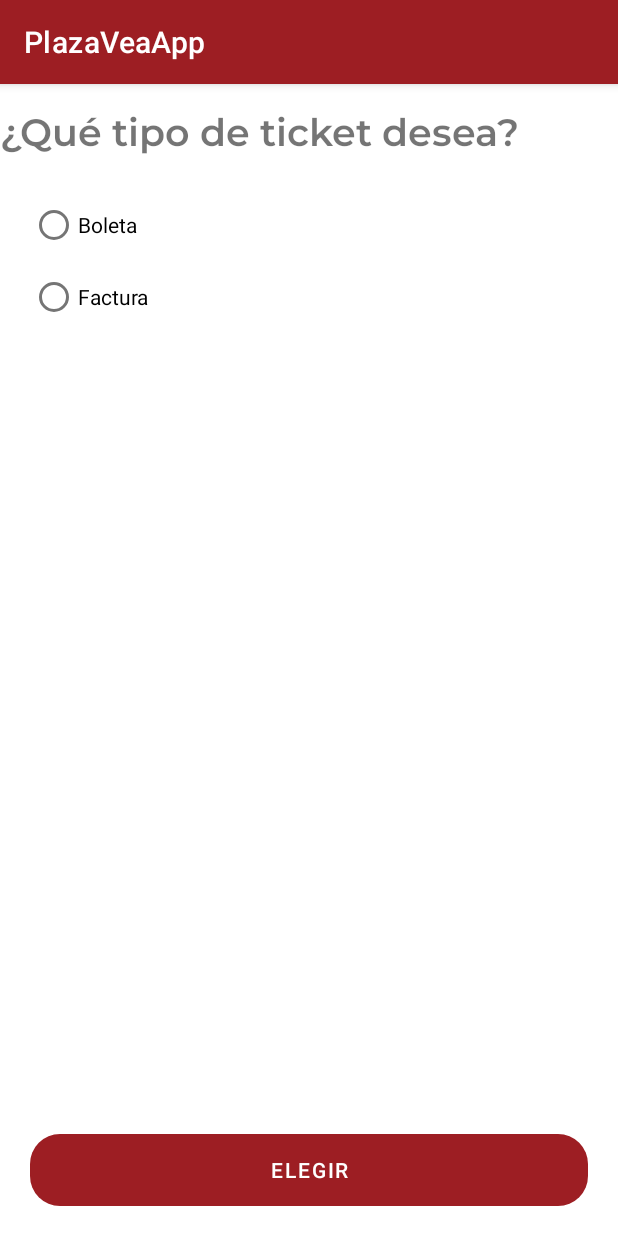
After one commit to Arcadius15/PlazaVea_Ecommerce, an Android app: the EscogerTipoActivity screen opened directly, with no data from a screen before it, on a phone screen of 412 x 824 dp. The commit adds this screen. Run offline under Robolectric (Android 15) with nearby library versions, the phone set to English and light mode, and no system bars.

Commit message:
Avances en pasarela

```diff
--- a/app/src/main/AndroidManifest.xml
+++ b/app/src/main/AndroidManifest.xml
@@ -15,6 +15,9 @@
         android:supportsRtl="true"
         android:theme="@style/Theme.PlazaVeaApp"
         tools:targetApi="31">
+        <activity
+            android:name=".activities.pasarela.EscogerTipoActivity"
+            android:exported="false" />
         <activity
             android:name=".activities.RegTarjetaActivity"
             android:exported="false" />
@@ -43,7 +46,7 @@
         <activity
             android:name=".activities.shopping_bag.ShoppingBagActivity"
             android:exported="false"
-            android:label="@string/title_activity_carrito"/>
+            android:label="@string/title_activity_carrito" />
         <activity
             android:name=".activities.products.detail.ProductsDetailActivity"
             android:exported="false" />
--- a/app/src/main/java/edu/pe/idat/pva/activities/RegisterActivity.kt
+++ b/app/src/main/java/edu/pe/idat/pva/activities/RegisterActivity.kt
@@ -77,8 +77,8 @@ class RegisterActivity : AppCompatActivity() , View.OnClickListener {
         try {
             AlertDialog.Builder(this)
                 .setTitle("Registro exitoso")
-                .setMessage("El correo ${usuarioResponse.email} se registró correctamente." +
-                        " Recuerde confirmar su correo para iniciar sesión.")
+                .setMessage("El usuario se registró correctamente." +
+                        " Se le envió un enlace de activación al correo ${usuarioResponse.email}.")
                 .setPositiveButton("OK") { dialogInterface, i ->
                     startActivity(Intent(applicationContext, MainActivity::class.java))
                     dialogInterface.cancel()
--- /dev/null
+++ b/app/src/main/java/edu/pe/idat/pva/activities/pasarela/EscogerTipoActivity.kt
@@ -0,0 +1,47 @@
+package edu.pe.idat.pva.activities.pasarela
+
+import android.content.Intent
+import androidx.appcompat.app.AppCompatActivity
+import android.os.Bundle
+import android.view.View
+import android.widget.Toast
+import edu.pe.idat.pva.R
+import edu.pe.idat.pva.activities.DireccionRegistroActivity
+import edu.pe.idat.pva.activities.RegRucActivity
+import edu.pe.idat.pva.databinding.ActivityEscogerTipoBinding
+
+class EscogerTipoActivity : AppCompatActivity(), View.OnClickListener {
+    private lateinit var binding: ActivityEscogerTipoBinding
+
+    override fun onCreate(savedInstanceState: Bundle?) {
+        super.onCreate(savedInstanceState)
+        binding = ActivityEscogerTipoBinding.inflate(layoutInflater)
+        setContentView(binding.root)
+
+        binding.btnelegir.setOnClickListener(this)
+    }
+
+    override fun onClick(p0: View) {
+        when(p0.id){
+            R.id.btnelegir -> elegirTipo()
+        }
+    }
+
+    private fun elegirTipo() {
+        if (binding.rbBoleta.isChecked) {
+            var i = Intent(this, DireccionRegistroActivity::class.java)
+            i.putExtra("tipo","Boleta")
+            startActivity(i)
+        } else if (binding.rbFactura.isChecked) {
+            var i = Intent(this, RegRucActivity::class.java)
+            i.putExtra("tipo","Factura")
+            startActivity(i)
+        } else {
+            Toast.makeText(
+                applicationContext,
+                "Por favor, escoga un tipo.",
+                Toast.LENGTH_LONG
+            ).show()
+        }
+    }
+}
--- a/app/src/main/java/edu/pe/idat/pva/models/Orden.kt
+++ /dev/null
@@ -1,5 +0,0 @@
-package edu.pe.idat.pva.models
-
-data class Orden(
-    val id : Int
-)
--- a/app/src/main/java/edu/pe/idat/pva/models/OrdenRequest.kt
+++ b/app/src/main/java/edu/pe/idat/pva/models/OrdenRequest.kt
@@ -4,7 +4,6 @@ data class OrdenRequest(
     var cliente: ClienteIDRequest,
     var direccion: String,
     var fecha: String,
-    var fechaEntrega: String,
     var formaPago: String,
     var igv: Double,
     var monto: Double,
--- /dev/null
+++ b/app/src/main/res/layout/activity_escoger_tipo.xml
@@ -0,0 +1,85 @@
+<?xml version="1.0" encoding="utf-8"?>
+<androidx.coordinatorlayout.widget.CoordinatorLayout xmlns:android="http://schemas.android.com/apk/res/android"
+    xmlns:app="http://schemas.android.com/apk/res-auto"
+    xmlns:tools="http://schemas.android.com/tools"
+    android:layout_width="match_parent"
+    android:layout_height="match_parent"
+    tools:context=".activities.pasarela.EscogerTipoActivity">
+
+    <LinearLayout
+        android:id="@+id/linearLayout"
+        android:layout_width="match_parent"
+        android:layout_height="match_parent"
+        android:layout_marginBottom="20dp"
+        android:orientation="horizontal">
+
+        <TextView
+            android:layout_width="wrap_content"
+            android:layout_height="wrap_content"
+            android:layout_marginTop="15dp"
+            android:layout_marginBottom="16dp"
+            android:fontFamily="@font/montserrat_semibold"
+            android:text="@string/escoger_tipo_ticket"
+            android:textSize="25dp" />
+
+    </LinearLayout>
+
+    <LinearLayout
+        android:layout_width="match_parent"
+        android:layout_height="match_parent"
+        app:layout_anchor="@+id/linearLayout"
+        android:layout_marginTop="70dp"
+        android:layout_marginLeft="20dp"
+        app:layout_anchorGravity="center_vertical">
+        <androidx.core.widget.NestedScrollView
+            android:layout_width="match_parent"
+            android:layout_height="match_parent">
+            <LinearLayout
+                android:layout_width="match_parent"
+                android:layout_height="match_parent"
+                android:orientation="vertical"
+                android:layout_above="@+id/llButton">
+
+                <RadioGroup
+                    android:layout_width="match_parent"
+                    android:layout_height="wrap_content"
+                    android:id="@+id/tipogroup">
+
+                    <com.google.android.material.radiobutton.MaterialRadioButton
+                        android:layout_width="wrap_content"
+                        android:layout_height="wrap_content"
+                        android:text="@string/boleta"
+                        android:id="@+id/rbBoleta"/>
+                    <com.google.android.material.radiobutton.MaterialRadioButton
+                        android:layout_width="wrap_content"
+                        android:layout_height="wrap_content"
+                        android:text="@string/factura"
+                        android:id="@+id/rbFactura"/>
+
+                </RadioGroup>
+
+            </LinearLayout>
+        </androidx.core.widget.NestedScrollView>
+    </LinearLayout>
+
+    <LinearLayout
+        android:id="@+id/llButton"
+        android:layout_width="match_parent"
+        android:layout_height="wrap_content"
+        android:layout_gravity="bottom"
+        android:layout_marginTop="20dp"
+        android:backgroundTint="@color/white"
+        android:layout_marginBottom="20dp">
+
+        <Button
+            android:id="@+id/btnelegir"
+            android:layout_width="match_parent"
+            android:layout_height="wrap_content"
+            android:text="@string/boton_elegir"
+            android:layout_marginTop="30dp"
+            android:layout_marginLeft="20dp"
+            android:layout_marginRight="20dp"
+            android:background="@drawable/rounded_button"/>
+
+    </LinearLayout>
+</androidx.coordinatorlayout.widget.CoordinatorLayout>
--- a/app/src/main/res/values/strings.xml
+++ b/app/src/main/res/values/strings.xml
@@ -43,4 +43,8 @@
     <string name="monto">Monto</string>
     <string name="igv">IGV (18%)</string>
     <string name="total">Total</string>
+    <string name="boton_elegir">Elegir</string>
+    <string name="boleta">Boleta</string>
+    <string name="factura">Factura</string>
+    <string name="escoger_tipo_ticket">¿Qué tipo de ticket desea?</string>
 </resources>
```
Also changed, not shown: app/src/main/java/edu/pe/idat/pva/activities/DireccionRegistroActivity.kt (+8 -3 lines), app/src/main/java/edu/pe/idat/pva/activities/RegRucActivity.kt (+50 -35 lines), app/src/main/java/edu/pe/idat/pva/activities/shopping_bag/ShoppingBagActivity.kt (+37 -1 lines).
